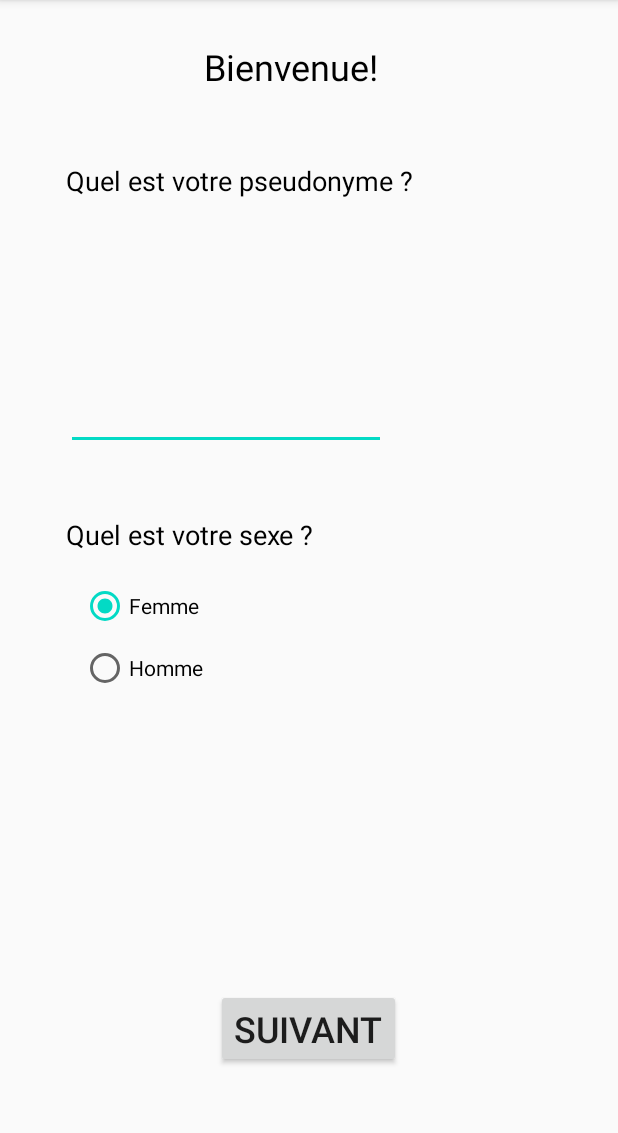
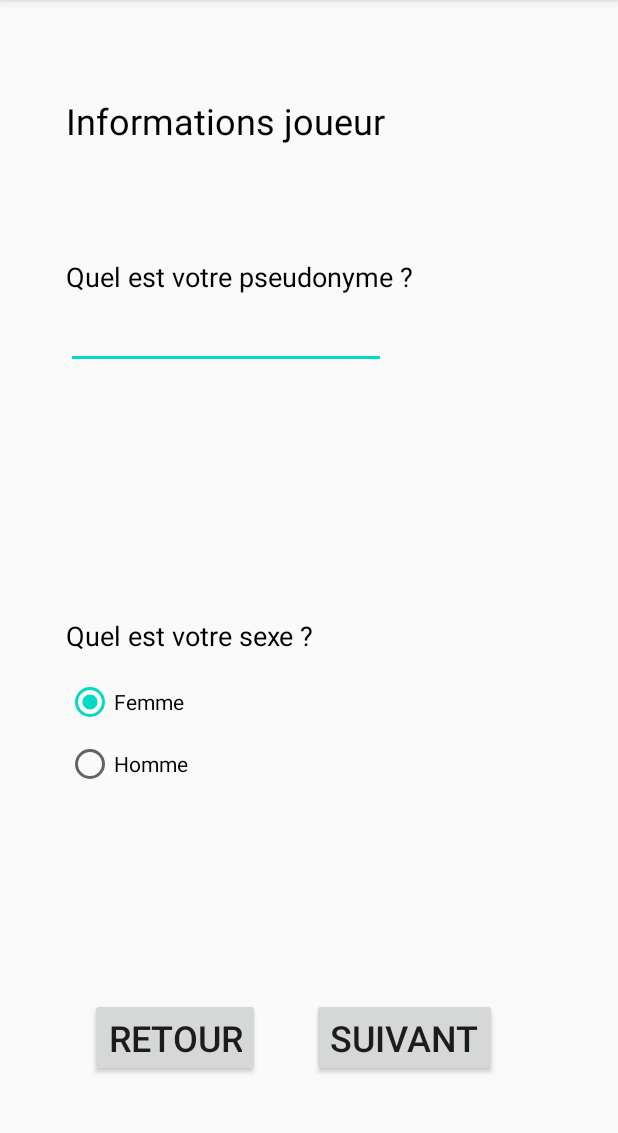
Before and after one commit to Phob0s7/M6-Memory, an Android app: the screen it shows after launch (LoginActivity), after a tap on "JOUER", on a phone screen of 412 x 824 dp, the part 84-1217 px from its top. Run offline under Robolectric (Android 15) with nearby library versions, the phone set to English and light mode, and no system bars.

Commit message:
Correction bugs

```diff
--- a/app/build.gradle
+++ b/app/build.gradle
@@ -26,6 +26,7 @@ dependencies {
     implementation fileTree(dir: "libs", include: ["*.jar"])
     implementation 'androidx.appcompat:appcompat:1.1.0'
     implementation 'androidx.constraintlayout:constraintlayout:1.1.3'
+    implementation 'androidx.preference:preference:1.1.0'
     testImplementation 'junit:junit:4.12'
     androidTestImplementation 'androidx.test.ext:junit:1.1.1'
     androidTestImplementation 'androidx.test.espresso:espresso-core:3.2.0'
--- a/app/src/main/AndroidManifest.xml
+++ b/app/src/main/AndroidManifest.xml
@@ -9,7 +9,10 @@
         android:roundIcon="@mipmap/ic_launcher_round"
         android:supportsRtl="true"
         android:theme="@style/AppTheme">
-        <activity android:name=".GameActivity"></activity>
+        <activity android:name=".SettingsActivity"></activity>
+        <activity android:name=".DifficultyLevelActivity" />
+        <activity android:name=".EndGameActivity" />
+        <activity android:name=".GameActivity" />
         <activity android:name=".LoginActivity" />
         <activity android:name=".MainActivity">
             <intent-filter>
--- a/app/src/main/java/com/example/m6_memory/LoginActivity.java
+++ b/app/src/main/java/com/example/m6_memory/LoginActivity.java
@@ -11,31 +11,39 @@ public class LoginActivity extends AppCompatActivity {
 
     private RadioButton radioButtonFemale;
     private RadioButton radioButtonMan;
-    private Button suivant;
+    private Button suivant,retour;
 
     @Override
     protected void onCreate(Bundle savedInstanceState) {
         super.onCreate(savedInstanceState);
         setContentView(R.layout.activity_login);
 
-        radioButtonFemale = (RadioButton) findViewById(R.id.Activity_login_femme_radioBtn);
-        radioButtonMan = (RadioButton) findViewById(R.id.Activity_login_homme_radioBtn);
-        suivant = (Button) findViewById(R.id.Activity_login_suivant_btn);
+        radioButtonFemale = findViewById(R.id.Activity_login_femme_radioBtn);
+        radioButtonMan = findViewById(R.id.Activity_login_homme_radioBtn);
+        suivant = findViewById(R.id.Activity_login_suivant_btn);
+        retour = findViewById(R.id.Activity_login_retour_btn);
 
         suivant.setOnClickListener(new View.OnClickListener() {
             @Override
             public void onClick(View v) {
-                Intent gameActivity = new Intent (LoginActivity.this, GameActivity.class);
-                startActivity(gameActivity);
+                Intent difficultyLevelActivity = new Intent (LoginActivity.this, DifficultyLevelActivity.class);
+                startActivity(difficultyLevelActivity);
+            }
+        });
+
+        retour.setOnClickListener(new View.OnClickListener() {
+            @Override
+            public void onClick(View v) {
+                Intent mainActivity = new Intent (LoginActivity.this, MainActivity.class);
+                startActivity(mainActivity);
             }
         });
     }
 
     public void onRadioButtonClicked(View view) {
-        // Is the button now checked?
+
         boolean checked = ((RadioButton) view).isChecked();
 
-        // Check which radio button was clicked
         switch(view.getId()) {
             case R.id.Activity_login_femme_radioBtn:
                 if (checked)
--- a/app/src/main/java/com/example/m6_memory/MainActivity.java
+++ b/app/src/main/java/com/example/m6_memory/MainActivity.java
@@ -9,18 +9,15 @@ import android.widget.TextView;
 
 public class MainActivity extends AppCompatActivity {
 
-    private TextView mMemory;
-    private TextView mPrototype;
-    private Button mPlayButton;
+    private Button mPlayButton, btnOptions;
 
     @Override
     protected void onCreate(Bundle savedInstanceState) {
         super.onCreate(savedInstanceState);
         setContentView(R.layout.activity_main);
 
-        mMemory = (TextView) findViewById(R.id.activity_main_memory_txt);
-        mPrototype = (TextView) findViewById(R.id.activity_main_prototype_txt);
-        mPlayButton = (Button) findViewById(R.id.activity_main_play_btn);
+        mPlayButton = findViewById(R.id.activity_main_play_btn);
+        btnOptions = findViewById(R.id.activity_main_options_btn);
 
         mPlayButton.setOnClickListener(new View.OnClickListener() {
             @Override
@@ -29,5 +26,13 @@ public class MainActivity extends AppCompatActivity {
                 startActivity(loginActivity);
             }
         });
+
+        btnOptions.setOnClickListener(new View.OnClickListener() {
+            @Override
+            public void onClick(View v) {
+                Intent settingsActivity = new Intent(MainActivity.this, SettingsActivity.class);
+                startActivity(settingsActivity);
+            }
+        });
     }
 }
--- a/app/src/main/res/layout/activity_login.xml
+++ b/app/src/main/res/layout/activity_login.xml
@@ -10,7 +10,7 @@
         android:layout_width="wrap_content"
         android:layout_height="wrap_content"
         android:layout_marginStart="44dp"
-        android:layout_marginTop="108dp"
+        android:layout_marginTop="172dp"
         android:text="Quel est votre pseudonyme ?"
         android:textColor="#000000"
         android:textSize="18sp"
@@ -22,33 +22,30 @@
         android:layout_width="wrap_content"
         android:layout_height="wrap_content"
         android:layout_marginStart="44dp"
-        android:layout_marginTop="44dp"
-        android:layout_marginEnd="203dp"
+        android:layout_marginBottom="16dp"
         android:text="Quel est votre sexe ?"
         android:textColor="#000000"
         android:textSize="18sp"
-        app:layout_constraintEnd_toEndOf="parent"
-        app:layout_constraintHorizontal_bias="0.0"
-        app:layout_constraintStart_toStartOf="parent"
-        app:layout_constraintTop_toBottomOf="@+id/editTextTextPersonName" />
+        app:layout_constraintBottom_toTopOf="@+id/radioGroup"
+        app:layout_constraintStart_toStartOf="parent" />
 
     <EditText
         android:id="@+id/editTextTextPersonName"
         android:layout_width="wrap_content"
         android:layout_height="wrap_content"
         android:layout_marginStart="44dp"
-        android:layout_marginBottom="468dp"
+        android:layout_marginTop="4dp"
         android:ems="10"
         android:inputType="textPersonName"
-        app:layout_constraintBottom_toBottomOf="parent"
-        app:layout_constraintStart_toStartOf="parent" />
+        app:layout_constraintStart_toStartOf="parent"
+        app:layout_constraintTop_toBottomOf="@+id/textView3" />
 
     <Button
         android:id="@+id/Activity_login_suivant_btn"
         android:layout_width="wrap_content"
         android:layout_height="wrap_content"
-        android:layout_marginStart="144dp"
-        android:layout_marginBottom="56dp"
+        android:layout_marginStart="208dp"
+        android:layout_marginBottom="50dp"
         android:text="Suivant"
         android:textSize="24sp"
         app:layout_constraintBottom_toBottomOf="parent"
@@ -56,21 +53,22 @@
 
     <TextView
         android:id="@+id/textView5"
-        android:layout_width="wrap_content"
-        android:layout_height="wrap_content"
-        android:layout_marginStart="136dp"
-        android:layout_marginTop="28dp"
-        android:text="Bienvenue!"
+        android:layout_width="223dp"
+        android:layout_height="36dp"
+        android:layout_marginStart="44dp"
+        android:layout_marginTop="64dp"
+        android:text="Informations joueur"
         android:textColor="#000000"
         android:textSize="24sp"
         app:layout_constraintStart_toStartOf="parent"
         app:layout_constraintTop_toTopOf="parent" />
 
     <RadioGroup
-        android:layout_width="116dp"
-        android:layout_height="97dp"
+        android:id="@+id/radioGroup"
+        android:layout_width="98dp"
+        android:layout_height="73dp"
         android:layout_marginStart="44dp"
-        android:layout_marginBottom="184dp"
+        android:layout_marginBottom="140dp"
         app:layout_constraintBottom_toTopOf="@+id/Activity_login_suivant_btn"
         app:layout_constraintStart_toStartOf="parent">
 
@@ -78,8 +76,8 @@
             android:id="@+id/Activity_login_femme_radioBtn"
             android:layout_width="96dp"
             android:layout_height="wrap_content"
-            android:layout_marginStart="10dp"
-            android:layout_marginTop="10dp"
+            android:layout_marginStart="0dp"
+            android:layout_marginTop="0dp"
             android:checked="true"
             android:onClick="onRadioButtonClicked"
             android:text="Femme" />
@@ -88,7 +86,7 @@
             android:id="@+id/Activity_login_homme_radioBtn"
             android:layout_width="96dp"
             android:layout_height="wrap_content"
-            android:layout_marginStart="10dp"
+            android:layout_marginStart="0dp"
             android:layout_marginTop="9dp"
             android:layout_marginEnd="258dp"
             android:onClick="onRadioButtonClicked"
@@ -96,4 +94,15 @@
 
     </RadioGroup>
 
+    <Button
+        android:id="@+id/Activity_login_retour_btn"
+        android:layout_width="wrap_content"
+        android:layout_height="wrap_content"
+        android:layout_marginStart="60dp"
+        android:layout_marginBottom="50dp"
+        android:text="Retour"
+        android:textSize="24sp"
+        app:layout_constraintBottom_toBottomOf="parent"
+        app:layout_constraintStart_toStartOf="parent" />
+
 </androidx.constraintlayout.widget.ConstraintLayout>
```
Also changed, not shown: app/src/main/java/com/example/m6_memory/GameActivity.java (+59 -47 lines), app/src/main/res/layout/activity_game.xml (+28 -16 lines), app/src/main/res/layout/activity_main.xml (+15 -4 lines), app/src/main/res/values/strings.xml (+16 -0 lines).
